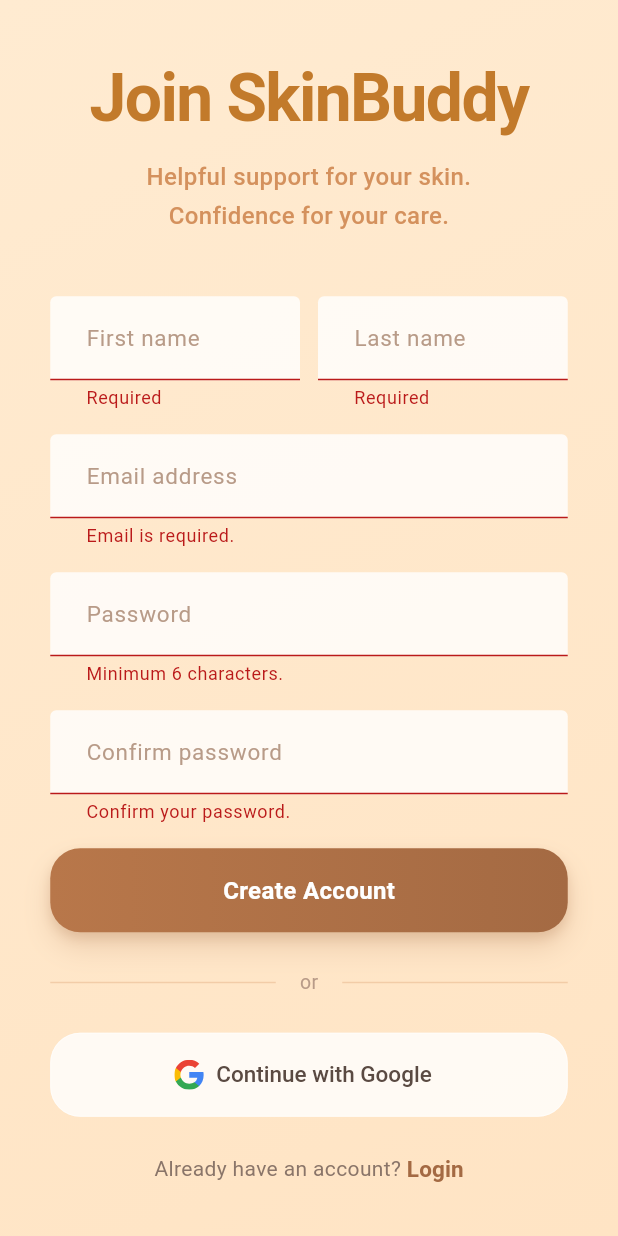
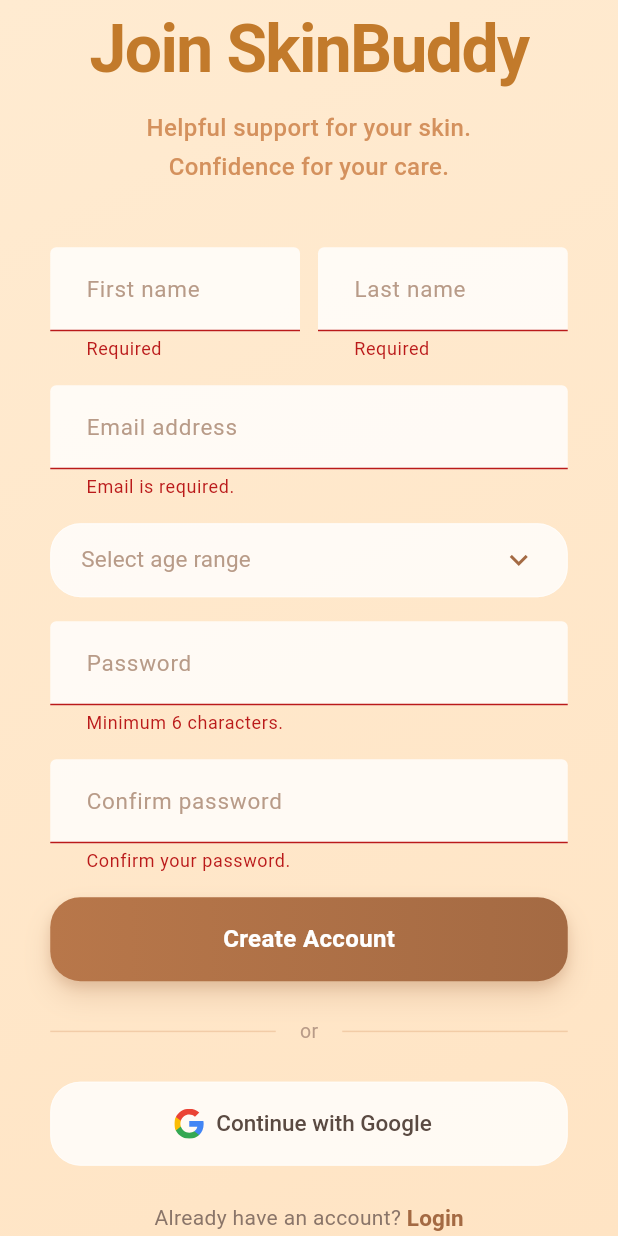
Before and after one commit to kashishgupta2911/SkinBuddy, a Flutter app: the SignUpScreen screen opened directly, after a tap on "Create Account", on a phone screen of 412 x 824 dp. Run offline on Flutter 3.47's test engine with Material 3 defaults, Android fonts, the phone set to English and light mode, and no system bars; our stand-ins replace cloud_firestore, firebase_auth, firebase_core, flutter_svg, google_sign_in, image_picker; missing offline and left inert: tflite_flutter; accounts and stored records are empty; generated files the repository leaves out were written again.

Commit message:
add age range to sign up page

```diff
--- a/lib/core/services/auth_service.dart
+++ b/lib/core/services/auth_service.dart
@@ -30,6 +30,7 @@
     required String lastName,
     required String email,
     required String password,
+    required String ageRange, // added this
   }) async {
     final credential = await _auth.createUserWithEmailAndPassword(
       email: email.trim(),
@@ -41,6 +42,7 @@
       firstName: firstName,
       lastName: lastName,
       email: email,
+      ageRange: ageRange, // added this
       includeCreatedAt: true,
     );
 
@@ -76,6 +78,7 @@
         firstName: names.$1,
         lastName: names.$2,
         email: user.email ?? '',
+        ageRange: null, // Google signup doesn't ask age yet
         includeCreatedAt:
         userCredential.additionalUserInfo?.isNewUser ?? false,
       );
@@ -95,12 +98,17 @@
     required String lastName,
     required String email,
     required bool includeCreatedAt,
+    String? ageRange, // added this
   }) async {
     final payload = <String, dynamic>{
       'first_name': firstName.trim(),
       'last_name': lastName.trim(),
       'email': email.trim(),
     };
+
+    if (ageRange != null) {
+      payload['age_range'] = ageRange;
+    }
 
     if (includeCreatedAt) {
       payload['created_at'] = FieldValue.serverTimestamp();
--- a/lib/features/auth/presentation/signup_screen.dart
+++ b/lib/features/auth/presentation/signup_screen.dart
@@ -1,12 +1,22 @@
 import 'package:firebase_auth/firebase_auth.dart';
 import 'package:flutter/material.dart';
+import 'package:flutter_svg/flutter_svg.dart';
 
 import '../../../core/services/auth_service.dart';
 import '../../../core/theme/app_theme.dart';
 import '../../shell/app_shell.dart';
 import 'login_screen.dart';
-import 'package:flutter_svg/flutter_svg.dart';
 
+const List<String> _ageRanges = [
+  'Under 18',
+  '18-29',
+  '30-39',
+  '40-49',
+  '50-59',
+  '60-69',
+  '70-79',
+  '80+',
+];
 
 class SignUpScreen extends StatefulWidget {
   const SignUpScreen({super.key});
@@ -17,14 +27,18 @@
 
 class _SignUpScreenState extends State<SignUpScreen> {
   final _authService = AuthService();
+
   final _firstNameController = TextEditingController();
   final _lastNameController = TextEditingController();
   final _emailController = TextEditingController();
   final _passwordController = TextEditingController();
   final _confirmPasswordController = TextEditingController();
+
   final _formKey = GlobalKey<FormState>();
+
   bool _isLoading = false;
   String? _errorText;
+  String? _ageRange;
 
   @override
   void dispose() {
@@ -38,7 +52,16 @@
 
   Future<void> _handleCreateAccount() async {
     if (!_formKey.currentState!.validate()) return;
+
+    if (_ageRange == null) {
+      setState(() {
+        _errorText = 'Please select your age range.';
+      });
+      return;
+    }
+
     FocusScope.of(context).unfocus();
+
     setState(() {
       _isLoading = true;
       _errorText = null;
@@ -46,29 +69,39 @@
 
     try {
       await _authService.createUserWithEmailAndPassword(
-        firstName: _firstNameController.text,
-        lastName: _lastNameController.text,
-        email: _emailController.text,
-        password: _passwordController.text,
+        firstName: _firstNameController.text.trim(),
+        lastName: _lastNameController.text.trim(),
+        email: _emailController.text.trim(),
+        password: _passwordController.text.trim(),
+        ageRange: _ageRange!,
       );
+
       if (!mounted) return;
+
       Navigator.of(context).pushAndRemoveUntil(
         MaterialPageRoute(builder: (_) => const AppShell()),
             (_) => false,
       );
     } on FirebaseAuthException catch (e) {
-      setState(() => _errorText = _friendlyAuthError(e));
+      setState(() {
+        _errorText = _friendlyAuthError(e);
+      });
     } catch (_) {
-      setState(() => _errorText = 'Unable to create your account right now.');
+      setState(() {
+        _errorText = 'Unable to create your account right now.';
+      });
     } finally {
       if (mounted) {
-        setState(() => _isLoading = false);
+        setState(() {
+          _isLoading = false;
+        });
       }
     }
   }
 
   Future<void> _handleGoogleSignIn() async {
     FocusScope.of(context).unfocus();
+
     setState(() {
       _isLoading = true;
       _errorText = null;
@@ -76,18 +109,26 @@
 
     try {
       await _authService.signInWithGoogle();
+
       if (!mounted) return;
+
       Navigator.of(context).pushAndRemoveUntil(
         MaterialPageRoute(builder: (_) => const AppShell()),
             (_) => false,
       );
     } on FirebaseAuthException catch (e) {
-      setState(() => _errorText = _friendlyAuthError(e));
+      setState(() {
+        _errorText = _friendlyAuthError(e);
+      });
     } catch (_) {
-      setState(() => _errorText = 'Unable to continue with Google.');
+      setState(() {
+        _errorText = 'Unable to continue with Google.';
+      });
     } finally {
       if (mounted) {
-        setState(() => _isLoading = false);
+        setState(() {
+          _isLoading = false;
+        });
       }
     }
   }
@@ -103,6 +144,56 @@
       default:
         return e.message ?? 'Unable to create account right now.';
     }
+  }
+
+  Widget _buildAgeRangeField() {
+    return Container(
+      padding: const EdgeInsets.symmetric(horizontal: 20),
+      decoration: BoxDecoration(
+        color: const Color(0xCCFFFFFF),
+        borderRadius: BorderRadius.circular(20),
+        border: Border.all(
+          color: const Color(0x99FFFFFF),
+          width: 0.6,
+        ),
+      ),
+      child: DropdownButtonHideUnderline(
+        child: DropdownButton<String>(
+          value: _ageRange,
+          hint: const Text(
+            'Select age range',
+            style: TextStyle(
+              fontSize: 15,
+              color: Color(0xFFB89B88),
+              fontWeight: FontWeight.w400,
+            ),
+          ),
+          isExpanded: true,
+          icon: const Icon(
+            Icons.keyboard_arrow_down,
+            color: Color(0xFFA46A43),
+          ),
+          items: _ageRanges.map((range) {
+            return DropdownMenuItem<String>(
+              value: range,
+              child: Text(
+                range,
+                style: const TextStyle(
+                  fontSize: 15,
+                  color: Color(0xFF5A4A42),
+                  fontWeight: FontWeight.w400,
+                ),
+              ),
+            );
+          }).toList(),
+          onChanged: (value) {
+            setState(() {
+              _ageRange = value;
+            });
+          },
+        ),
+      ),
+    );
   }
 
   @override
@@ -122,7 +213,9 @@
         child: SafeArea(
           child: Center(
             child: SingleChildScrollView(
-              padding: const EdgeInsets.symmetric(horizontal: AppSpacing.lg),
+              padding: const EdgeInsets.symmetric(
+                horizontal: AppSpacing.lg,
+              ),
               child: ConstrainedBox(
                 constraints: const BoxConstraints(maxWidth: 345),
                 child: Form(
@@ -140,7 +233,9 @@
                           color: Color(0xFFC27A2B),
                         ),
                       ),
+
                       const SizedBox(height: AppSpacing.sm),
+
                       const Text(
                         'Helpful support for your skin.\nConfidence for your care.',
                         textAlign: TextAlign.center,
@@ -151,16 +246,21 @@
                           fontWeight: FontWeight.w500,
                         ),
                       ),
+
                       const SizedBox(height: 40),
+
                       Row(
                         children: [
                           Expanded(
                             child: _InputField(
                               controller: _firstNameController,
                               hintText: 'First name',
-                              validator: (value) => (value ?? '').trim().isEmpty
-                                  ? 'Required'
-                                  : null,
+                              validator: (value) {
+                                if ((value ?? '').trim().isEmpty) {
+                                  return 'Required';
+                                }
+                                return null;
+                              },
                             ),
                           ),
                           const SizedBox(width: 12),
@@ -168,28 +268,44 @@
                             child: _InputField(
                               controller: _lastNameController,
                               hintText: 'Last name',
-                              validator: (value) => (value ?? '').trim().isEmpty
-                                  ? 'Required'
-                                  : null,
+                              validator: (value) {
+                                if ((value ?? '').trim().isEmpty) {
+                                  return 'Required';
+                                }
+                                return null;
+                              },
                             ),
                           ),
                         ],
                       ),
+
                       const SizedBox(height: AppSpacing.md),
+
                       _InputField(
                         controller: _emailController,
                         hintText: 'Email address',
                         keyboardType: TextInputType.emailAddress,
                         validator: (value) {
                           final email = value?.trim() ?? '';
-                          if (email.isEmpty) return 'Email is required.';
+
+                          if (email.isEmpty) {
+                            return 'Email is required.';
+                          }
+
                           if (!email.contains('@')) {
                             return 'Enter a valid email.';
                           }
+
                           return null;
                         },
                       ),
+
                       const SizedBox(height: AppSpacing.md),
+
+                      _buildAgeRangeField(),
+
+                      const SizedBox(height: AppSpacing.md),
+
                       _InputField(
                         controller: _passwordController,
                         hintText: 'Password',
@@ -201,7 +317,9 @@
                           return null;
                         },
                       ),
+
                       const SizedBox(height: AppSpacing.md),
+
                       _InputField(
                         controller: _confirmPasswordController,
                         hintText: 'Confirm password',
@@ -210,13 +328,17 @@
                           if ((value ?? '').isEmpty) {
                             return 'Confirm your password.';
                           }
+
                           if (value != _passwordController.text) {
                             return 'Passwords do not match.';
                           }
+
                           return null;
                         },
                       ),
+
                       const SizedBox(height: AppSpacing.md),
+
                       if (_errorText != null) ...[
                         Text(
                           _errorText!,
@@ -228,18 +350,28 @@
                         ),
                         const SizedBox(height: AppSpacing.sm),
                       ],
+
                       _PrimaryButton(
                         label: 'Create Account',
                         loading: _isLoading,
-                        onPressed: _isLoading ? null : _handleCreateAccount,
+                        onPressed:
+                        _isLoading ? null : _handleCreateAccount,
                       ),
+
                       const SizedBox(height: AppSpacing.lg),
+
                       const _OrDivider(),
+
                       const SizedBox(height: AppSpacing.lg),
+
                       OutlinedButton.icon(
-                        onPressed: _isLoading ? null : _handleGoogleSignIn,
+                        onPressed:
+                        _isLoading ? null : _handleGoogleSignIn,
                         style: OutlinedButton.styleFrom(
-                          minimumSize: const Size(double.infinity, 56),
+                          minimumSize: const Size(
+                            double.infinity,
+                            56,
+                          ),
                           backgroundColor: const Color(0xCCFFFFFF),
                           shape: RoundedRectangleBorder(
                             borderRadius: BorderRadius.circular(20),
@@ -258,31 +390,43 @@
                         label: const Text(
                           'Continue with Google',
                           style: TextStyle(
-                              fontSize: 15, fontWeight: FontWeight.w500),
+                            fontSize: 15,
+                            fontWeight: FontWeight.w500,
                           ),
                         ),
+                      ),
+
                       const SizedBox(height: AppSpacing.lg),
+
                       Row(
                         mainAxisAlignment: MainAxisAlignment.center,
                         children: [
                           const Text(
                             'Already have an account? ',
                             style: TextStyle(
-                                fontSize: 14, color: Color(0xFF8A7569)),
+                              fontSize: 14,
+                              color: Color(0xFF8A7569),
+                            ),
                           ),
                           TextButton(
                             onPressed: _isLoading
                                 ? null
-                                : () => Navigator.of(context).pushReplacement(
+                                : () {
+                              Navigator.of(context)
+                                  .pushReplacement(
                                 MaterialPageRoute(
-                                        builder: (_) => const LoginScreen(),
+                                  builder: (_) =>
+                                  const LoginScreen(),
                                 ),
-                                    ),
+                              );
+                            },
                             style: TextButton.styleFrom(
-                              foregroundColor: const Color(0xFFA46A43),
+                              foregroundColor:
+                              const Color(0xFFA46A43),
                               padding: EdgeInsets.zero,
                               minimumSize: Size.zero,
-                              tapTargetSize: MaterialTapTargetSize.shrinkWrap,
+                              tapTargetSize:
+                              MaterialTapTargetSize.shrinkWrap,
                             ),
                             child: const Text(
                               'Login',
@@ -330,18 +474,29 @@
       validator: validator,
       decoration: InputDecoration(
         hintText: hintText,
-        hintStyle: const TextStyle(fontSize: 15, color: Color(0xFFB89B88)),
+        hintStyle: const TextStyle(
+          fontSize: 15,
+          color: Color(0xFFB89B88),
+        ),
         filled: true,
         fillColor: const Color(0xCCFFFFFF),
-        contentPadding:
-            const EdgeInsets.symmetric(horizontal: 20, vertical: 16),
+        contentPadding: const EdgeInsets.symmetric(
+          horizontal: 20,
+          vertical: 16,
+        ),
         enabledBorder: OutlineInputBorder(
           borderRadius: BorderRadius.circular(20),
-          borderSide: const BorderSide(color: Color(0x99FFFFFF), width: 0.6),
+          borderSide: const BorderSide(
+            color: Color(0x99FFFFFF),
+            width: 0.6,
+          ),
         ),
         focusedBorder: OutlineInputBorder(
           borderRadius: BorderRadius.circular(20),
-          borderSide: const BorderSide(color: AppColors.primary, width: 1),
+          borderSide: const BorderSide(
+            color: AppColors.primary,
+            width: 1,
+          ),
         ),
       ),
     );
@@ -365,7 +520,10 @@
       decoration: BoxDecoration(
         borderRadius: BorderRadius.circular(20),
         gradient: const LinearGradient(
-          colors: [Color(0xFFB8774A), Color(0xFFA46A43)],
+          colors: [
+            Color(0xFFB8774A),
+            Color(0xFFA46A43),
+          ],
         ),
         boxShadow: const [
           BoxShadow(
@@ -394,7 +552,10 @@
                 height: 20,
                 child: CircularProgressIndicator(
                   strokeWidth: 2.2,
-                        valueColor: AlwaysStoppedAnimation<Color>(Colors.white),
+                  valueColor:
+                  AlwaysStoppedAnimation<Color>(
+                    Colors.white,
+                  ),
                 ),
               )
                   : Text(
@@ -427,10 +588,15 @@
           ),
         ),
         Padding(
-          padding: EdgeInsets.symmetric(horizontal: AppSpacing.md),
+          padding: EdgeInsets.symmetric(
+            horizontal: AppSpacing.md,
+          ),
           child: Text(
             'or',
-            style: TextStyle(fontSize: 13, color: Color(0xFFB89B88)),
+            style: TextStyle(
+              fontSize: 13,
+              color: Color(0xFFB89B88),
+            ),
           ),
         ),
         Expanded(
```
Lines whose indentation alone changed are shown as unchanged.
